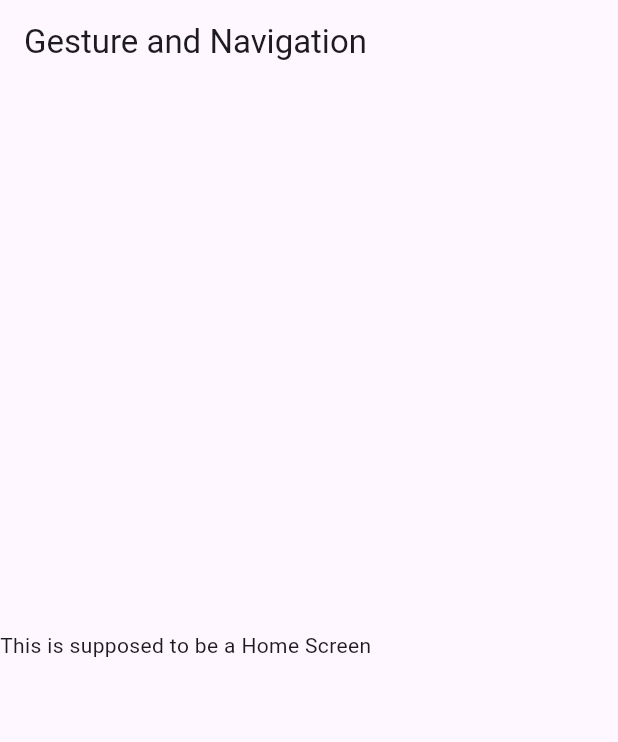
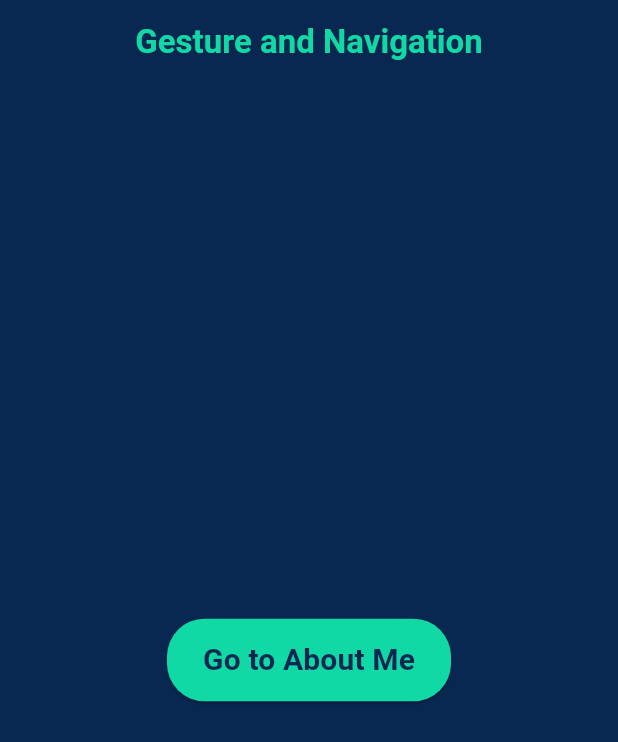
Before and after one commit to aaron-azarcon/unit_7_assignment_azarcon, a Flutter app: the screen it shows after launch, on a phone screen of 412 x 824 dp. Shown: the top 742 px of the screen. Run offline on Flutter 3.47's test engine with Material 3 defaults, Android fonts, the phone set to English and light mode, and no system bars.

Commit message:
Add Home Screen View

```diff
--- a/lib/screens/home_screen.dart
+++ b/lib/screens/home_screen.dart
@@ -1,4 +1,5 @@
 import 'package:flutter/material.dart';
+
 
 class HomeScreen extends StatelessWidget {
   const HomeScreen({super.key});
@@ -6,19 +7,45 @@ class HomeScreen extends StatelessWidget {
   @override
   Widget build(BuildContext context) {
     return Scaffold(
+     backgroundColor: Color(0xFF082851),
       appBar: AppBar(
-        title: Text("Gesture and Navigation"),
-      ),
-      body: Column(
-        crossAxisAlignment: CrossAxisAlignment.start,
-        mainAxisAlignment: MainAxisAlignment.center,
-        children: [
-          Text("This is supposed to be a Home Screen"),
-          SizedBox(height: 20),
-
-          // INSERT CODE BELOW
-        ],
-      ),
+        backgroundColor: Color(0xFF082851),
+        title:
+          const Center(
+            child: Text(
+                "Gesture and Navigation",
+                style: TextStyle(
+                    color: Color(0xFF11D9A6),
+                    fontSize: 22,
+                    fontWeight: FontWeight.bold
+                ),
+              )
+          )),
+      body: Center(
+        child:
+          ElevatedButton(
+            onPressed: (){
+              Navigator.pushNamed(context, '/about');
+            },
+              style: ElevatedButton.styleFrom(
+                minimumSize: const Size(120, 55),
+                backgroundColor: Color(0xFF11D9A6),
+                shape: RoundedRectangleBorder(
+                  borderRadius: BorderRadius.circular(25),
+                  side: BorderSide.none,
+                ),
+              ),
+            child:
+              const Text(
+                'Go to About Me',
+                style: TextStyle(
+                  fontSize: 20,
+                  fontWeight: FontWeight.bold,
+                  color: Color(0xFF082851),
+                )
+              )
+          )
+      )
     );
   }
 }
```
